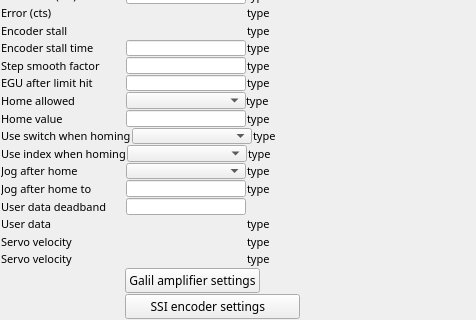
The window that 3-4/GalilSup/op/ui/galil_motor_extras.ui (motorapp/Galil) describes before a commit, drawn with Qt 5; both pictures show x 0 to 476 and y 323 to 643 of the 476 by 643 pixel window.
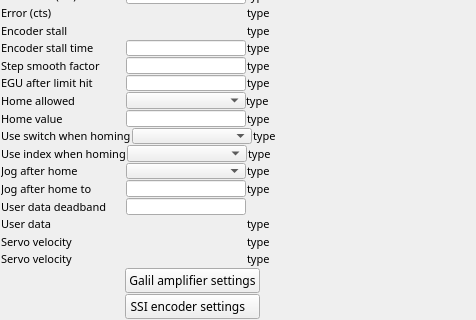
The same window after the commit. Custom widgets are drawn as their Qt base class.

Diff of the .ui file:
```diff
--- a/3-4/GalilSup/op/ui/galil_motor_extras.ui
+++ b/3-4/GalilSup/op/ui/galil_motor_extras.ui
@@ -2847,7 +2847,7 @@
      <item>
       <widget class="QEPushButton" name="qepushbutton_7">
        <property name="sizePolicy">
-        <sizepolicy hsizetype="Minimum" vsizetype="Preferred">
+        <sizepolicy hsizetype="Fixed" vsizetype="Preferred">
          <horstretch>0</horstretch>
          <verstretch>0</verstretch>
         </sizepolicy>
@@ -2860,7 +2860,7 @@
        </property>
        <property name="maximumSize">
         <size>
-         <width>16777215</width>
+         <width>135</width>
          <height>16777215</height>
         </size>
        </property>
```
Left out of the diff: 2 changed lines with no effect on the pictures.
